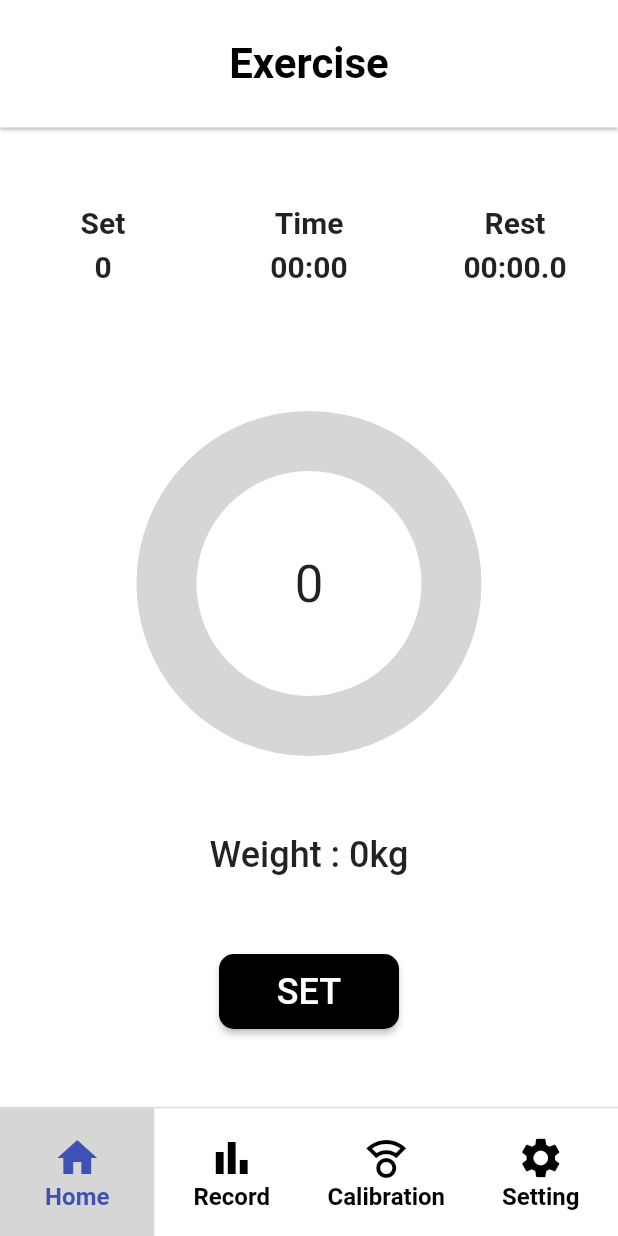
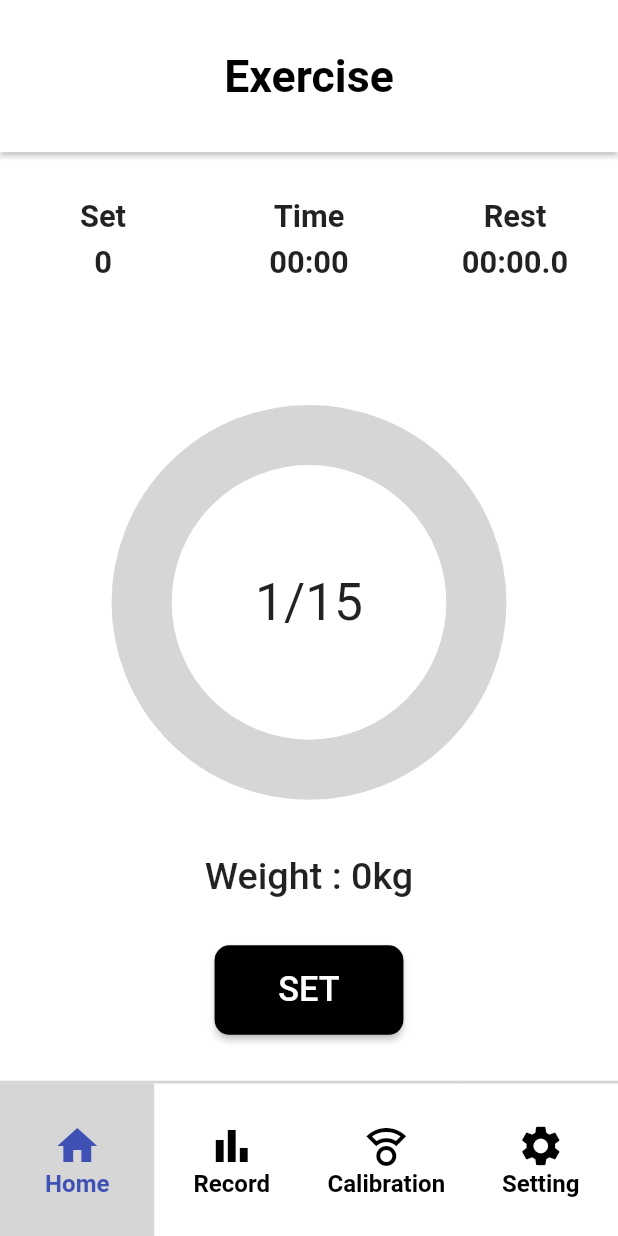
Before and after one commit to Anythink-BeSports/besports_app, a Flutter app: the screen it shows after launch, on a phone screen of 412 x 824 dp. Run offline on Flutter 3.47's test engine with Material 2 defaults, Android fonts, the phone set to English and light mode, and no system bars; our stand-ins replace flutter_screenutil.

Commit message:
[#11] Resolving Ui Overflow

```diff
--- a/lib/home_page.dart
+++ b/lib/home_page.dart
@@ -1,4 +1,5 @@
 import 'package:flutter/material.dart';
+import 'package:flutter_screenutil/flutter_screenutil.dart';
 
 class HomePage extends StatefulWidget {
   const HomePage({Key? key}) : super(key: key);
@@ -14,15 +15,15 @@ class _HomePageState extends State<HomePage> {
         backgroundColor: Colors.white,
         appBar: AppBar(
           title: const Text('Exercise'),
-          titleTextStyle: const TextStyle(
+          titleTextStyle: TextStyle(
               color: Colors.black,
-              fontSize: 28,
+              fontSize: 26.sp,
               fontWeight: FontWeight.bold
           ),
-          toolbarHeight: 85,
+          toolbarHeight: 85.h,
           centerTitle: true,
           backgroundColor: Colors.white,
-          elevation: 1,
+          elevation: 1.5,
         ),
         body: Column(
           mainAxisAlignment: MainAxisAlignment.spaceEvenly,
@@ -30,73 +31,71 @@ class _HomePageState extends State<HomePage> {
             Row(
               children: [
                 SizedBox(
-                  height: 85,
+                  height: 85.h,
                   width: MediaQuery.of(context).size.width / 3,
                   child: Column(
-                    children: const [
-                      Text('Set', style: TextStyle(fontSize: 20, fontWeight: FontWeight.bold),),
-                      SizedBox(height: 6,),
-                      Text('0', style: TextStyle(fontSize: 20, fontWeight: FontWeight.bold),),
+                    children: [
+                      Text('Set', style: TextStyle(fontSize: 18.sp, fontWeight: FontWeight.bold),),
+                      SizedBox(height: 6.h,),
+                      Text('0', style: TextStyle(fontSize: 18.sp, fontWeight: FontWeight.bold),),
                     ],
                   ),
                 ),
                 SizedBox(
-                  height: 85,
+                  height: 85.h,
                   width: MediaQuery.of(context).size.width / 3,
                   child: Column(
-                    children: const [
-                      Text('Time', style: TextStyle(fontSize: 20, fontWeight: FontWeight.bold),),
-                      SizedBox(height: 6,),
-                      Text('00:00', style: TextStyle(fontSize: 20, fontWeight: FontWeight.bold),),
+                    children: [
+                      Text('Time', style: TextStyle(fontSize: 18.sp, fontWeight: FontWeight.bold),),
+                      SizedBox(height: 6.h,),
+                      Text('00:00', style: TextStyle(fontSize: 18.sp, fontWeight: FontWeight.bold),),
                     ],
                   ),
                 ),
                 SizedBox(
-                  height: 85,
+                  height: 85.h,
                   width: MediaQuery.of(context).size.width / 3,
                   child: Column(
-                    children: const [
-                      Text('Rest', style: TextStyle(fontSize: 20, fontWeight: FontWeight.bold),),
-                      SizedBox(height: 6,),
-                      Text('00:00.0', style: TextStyle(fontSize: 20, fontWeight: FontWeight.bold),),
+                    children: [
+                      Text('Rest', style: TextStyle(fontSize: 18.sp, fontWeight: FontWeight.bold),),
+                      SizedBox(height: 6.h,),
+                      Text('00:00.0', style: TextStyle(fontSize: 18.sp, fontWeight: FontWeight.bold),),
                     ],
                   ),
                 )
               ],
             ),
-            Center(
-              child: Container(
-                width: 230,
-                height: 230,
+            Container(
+              width: 230.w,
+              height: 230.h,
               decoration: ShapeDecoration(
                   color: Colors.white,
                   shape: CircleBorder(
                       side: BorderSide(
-                          width: 40,
+                        width: 35.w,
                         color: Colors.grey[350]!,
                       )
                   )
               ),
-                child: const Center(
-                  child: Text('0', style: TextStyle(fontSize: 34),),
+              child: Center(
+                child: Text('1/15', style: TextStyle(fontSize: 30.sp),),
               ),
             ),
-            ),
-            const Text('Weight : 0kg', style: TextStyle(fontSize: 24, fontWeight: FontWeight.w500),),
+            Text('Weight : 0kg', style: TextStyle(fontSize: 22.sp, fontWeight: FontWeight.w500),),
             SizedBox(
-                width: 120,
-                height: 50,
+              width: 110.w,
+              height: 50.h,
               child: ElevatedButton(
                 onPressed: () {},
                 style: ElevatedButton.styleFrom(
                   primary: Colors.black,
                   shape: RoundedRectangleBorder(
                     borderRadius: BorderRadius.circular(10.0)
-                        )
                   ),
-                    child: const Text('SET', style: TextStyle(fontSize: 24, fontWeight: FontWeight.w500),)
-                )
-            )
+                ),
+                child: Text('SET', style: TextStyle(fontSize: 20.sp, fontWeight: FontWeight.w500),)
+              ),
+            ),
           ],
         )
     );
--- a/lib/main.dart
+++ b/lib/main.dart
@@ -1,4 +1,5 @@
 import 'package:flutter/material.dart';
+import 'package:flutter_screenutil/flutter_screenutil.dart';
 import 'home_page.dart';
 import 'calibration_page.dart';
 import 'setting_page.dart';
@@ -13,25 +14,30 @@ class MyApp extends StatelessWidget {
 
   @override
   Widget build(BuildContext context) {
+    return ScreenUtilInit(
+      designSize: const Size(360, 690),
+      builder: (context, child) {
         return MaterialApp(
           debugShowCheckedModeBanner: false,
           theme: ThemeData(
             primarySwatch: Colors.red,
           ),
           title: 'BeSports',
-      home: const Exercise(),
+          home: const BeSports(),
+        );
+      }
     );
   }
 }
 
-class Exercise extends StatefulWidget{
-  const Exercise({Key? key}) : super(key: key);
+class BeSports extends StatefulWidget{
+  const BeSports({Key? key}) : super(key: key);
 
   @override
-  State<Exercise> createState() => _ExerciseState();
+  State<BeSports> createState() => _BeSportsState();
 }
 
-class _ExerciseState extends State<Exercise> {
+class _BeSportsState extends State<BeSports> {
   int selectedItemIndex = 0;
   final screens = const [
     HomePage(),
@@ -51,7 +57,7 @@ class _ExerciseState extends State<Exercise> {
         bottomNavigationBar: Container(
           decoration: const BoxDecoration(
               border: Border(
-                top: BorderSide(width: 1.0, color: Color(0xFFD6D6D6)),
+                top: BorderSide(width: 2.0, color: Color(0xFFD6D6D6)),
               )
           ),
           child: Row(
@@ -74,7 +80,7 @@ class _ExerciseState extends State<Exercise> {
         });
       },
       child: Container(
-        height: 85,
+        height: 85.h,
         width: MediaQuery.of(context).size.width / 4,
         decoration: BoxDecoration(
           color: index == selectedItemIndex ? Colors.grey[350] : Colors.white,
@@ -82,8 +88,8 @@ class _ExerciseState extends State<Exercise> {
         child: Column(
           mainAxisAlignment: MainAxisAlignment.center,
           children: [
-            Icon(icon, size: 32, color: index == selectedItemIndex ? Colors.indigo : Colors.black,),
-            Text(string, style: TextStyle(fontSize: 16, fontWeight: FontWeight.bold,
+            Icon(icon, size: 28.sp, color: index == selectedItemIndex ? Colors.indigo : Colors.black,),
+            Text(string, style: TextStyle(fontSize: 14.sp, fontWeight: FontWeight.bold,
               color: index == selectedItemIndex ? Colors.indigo : Colors.black,),),
           ],
         ),
--- a/pubspec.yaml
+++ b/pubspec.yaml
@@ -29,7 +29,8 @@ environment:
 dependencies:
   flutter:
     sdk: flutter
-
+  # add flutter_screenutil
+  flutter_screenutil: ^5.5.3+2
 
   # The following adds the Cupertino Icons font to your application.
   # Use with the CupertinoIcons class for iOS style icons.
```
Also changed, not shown: lib/calibration_page.dart (+5 -4 lines), lib/record_page.dart (+26 -29 lines), lib/setting_page.dart (+5 -4 lines), pubspec.lock. Lines whose indentation alone changed are shown as unchanged.
